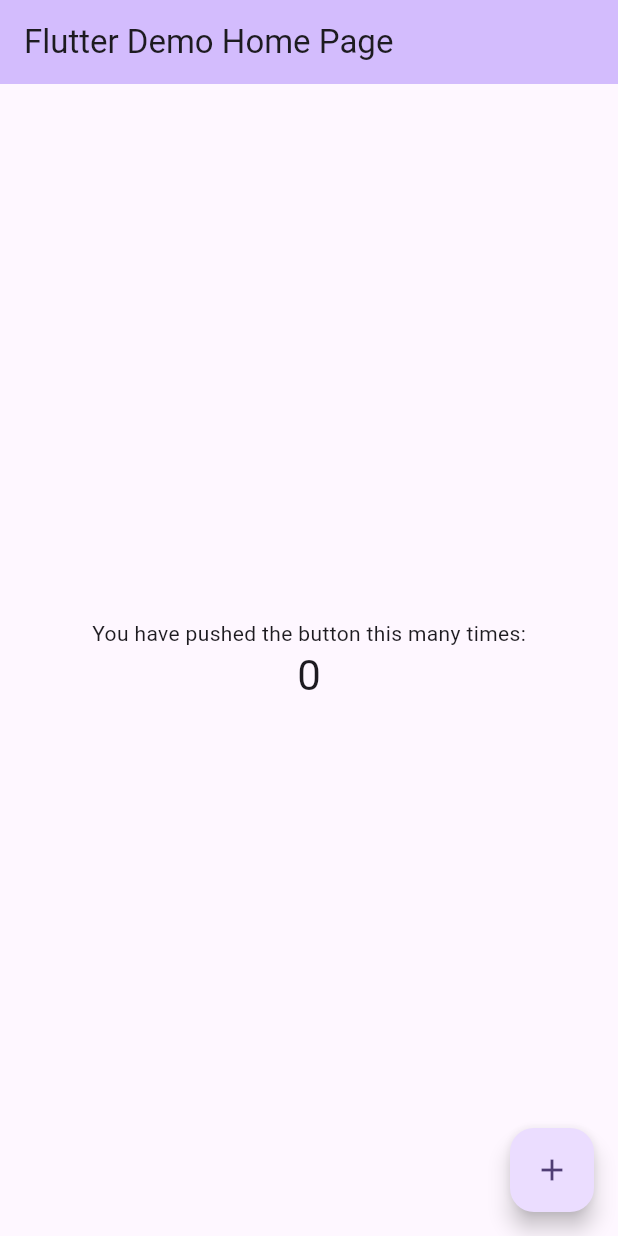
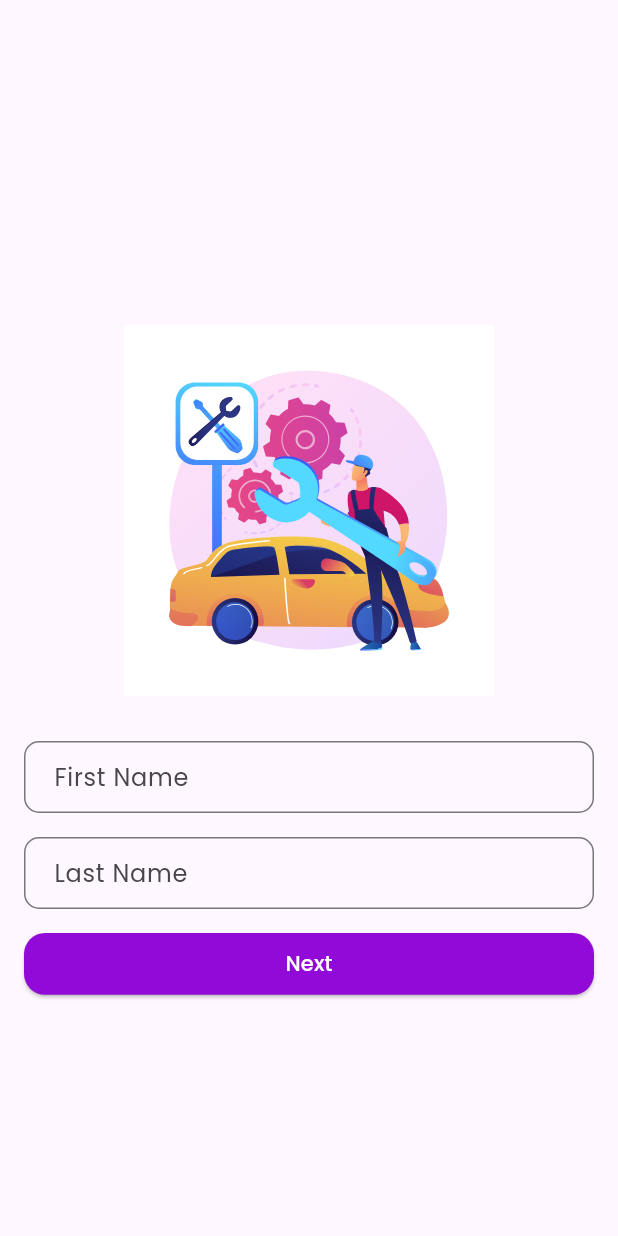
Before and after one commit to prachi-git99/octalogic_assignment, a Flutter app: the screen it shows after launch, on a phone screen of 412 x 824 dp. Run offline on Flutter 3.47's test engine with Material 3 defaults, Android fonts, the phone set to English and light mode, and no system bars; our stand-ins replace flutter_svg.

Commit message:
initail homescreen and splash screen ui done

```diff
--- /dev/null
+++ b/lib/consts/api.dart
@@ -0,0 +1,3 @@
+// const baseUrl = "http://127.0.0.1:8000/api";
+//
+// const sendOtp = "/send-otp";
--- /dev/null
+++ b/lib/consts/colors.dart
@@ -0,0 +1,6 @@
+import 'package:flutter/material.dart';
+
+const Color shadow = Color.fromRGBO(0, 0, 0, 0.07058823529411765);
+const Color white = Colors.white;
+const Color black = Colors.black;
+const Color primaryColor = Color.fromRGBO(146, 10, 215, 1.0);
--- /dev/null
+++ b/lib/consts/consts.dart
@@ -0,0 +1,6 @@
+export 'package:flutter/material.dart';
+
+export './colors.dart';
+export './images.dart';
+export './strings.dart';
+export './styles.dart';
--- /dev/null
+++ b/lib/consts/images.dart
@@ -0,0 +1,2 @@
+//logo img
+const logoImg = "sp_img.svg";
--- /dev/null
+++ b/lib/consts/strings.dart
@@ -0,0 +1 @@
+const appname = "Vehicle";
--- /dev/null
+++ b/lib/consts/styles.dart
@@ -0,0 +1,26 @@
+import 'dart:ui';
+
+import 'package:flutter/material.dart';
+
+const fontFamily = "Poppins";
+
+const smallBorderRadius = 10.0;
+const mediumBorderRadius = 40.0;
+const largeBorderRadius = 90.0;
+const cardBorderRadius = 14.0;
+
+const marginSmall = 8.0;
+const marginMedium = 30.0;
+
+const commonPadding = 16.0;
+
+const extraSmallFontSize = 16.0;
+const smallFontSize = 18.0;
+const mediumFontSize = 22.0;
+const boldMediumFontSize = 30.0;
+const largeFontSize = 40.0;
+
+const extraSmallFontWeight = FontWeight.w300;
+const smallFontWeight = FontWeight.w400;
+const mediumFontWeight = FontWeight.w500;
+const extraMediumFontWeight = FontWeight.w600;
--- a/lib/main.dart
+++ b/lib/main.dart
@@ -1,4 +1,5 @@
-import 'package:flutter/material.dart';
+import 'package:vehical/consts/consts.dart';
+import 'package:vehical/screens/splash_screen.dart';
 
 void main() {
   runApp(const MyApp());
@@ -11,115 +12,13 @@
   @override
   Widget build(BuildContext context) {
     return MaterialApp(
-      title: 'Flutter Demo',
+      debugShowCheckedModeBanner: false,
+      title: 'My Vehicle',
       theme: ThemeData(
-        // This is the theme of your application.
-        //
-        // TRY THIS: Try running your application with "flutter run". You'll see
-        // the application has a purple toolbar. Then, without quitting the app,
-        // try changing the seedColor in the colorScheme below to Colors.green
-        // and then invoke "hot reload" (save your changes or press the "hot
-        // reload" button in a Flutter-supported IDE, or press "r" if you used
-        // the command line to start the app).
-        //
-        // Notice that the counter didn't reset back to zero; the application
-        // state is not lost during the reload. To reset the state, use hot
-        // restart instead.
-        //
-        // This works for code too, not just values: Most code changes can be
-        // tested with just a hot reload.
-        colorScheme: ColorScheme.fromSeed(seedColor: Colors.deepPurple),
-        useMaterial3: true,
-      ),
-      home: const MyHomePage(title: 'Flutter Demo Home Page'),
+          colorScheme: ColorScheme.fromSeed(seedColor: Colors.deepPurple),
+          useMaterial3: true,
+          fontFamily: fontFamily),
+      home: SplashScreen(),
     );
   }
 }
-
-class MyHomePage extends StatefulWidget {
-  const MyHomePage({super.key, required this.title});
-
-  // This widget is the home page of your application. It is stateful, meaning
-  // that it has a State object (defined below) that contains fields that affect
-  // how it looks.
-
-  // This class is the configuration for the state. It holds the values (in this
-  // case the title) provided by the parent (in this case the App widget) and
-  // used by the build method of the State. Fields in a Widget subclass are
-  // always marked "final".
-
-  final String title;
-
-  @override
-  State<MyHomePage> createState() => _MyHomePageState();
-}
-
-class _MyHomePageState extends State<MyHomePage> {
-  int _counter = 0;
-
-  void _incrementCounter() {
-    setState(() {
-      // This call to setState tells the Flutter framework that something has
-      // changed in this State, which causes it to rerun the build method below
-      // so that the display can reflect the updated values. If we changed
-      // _counter without calling setState(), then the build method would not be
-      // called again, and so nothing would appear to happen.
-      _counter++;
-    });
-  }
-
-  @override
-  Widget build(BuildContext context) {
-    // This method is rerun every time setState is called, for instance as done
-    // by the _incrementCounter method above.
-    //
-    // The Flutter framework has been optimized to make rerunning build methods
-    // fast, so that you can just rebuild anything that needs updating rather
-    // than having to individually change instances of widgets.
-    return Scaffold(
-      appBar: AppBar(
-        // TRY THIS: Try changing the color here to a specific color (to
-        // Colors.amber, perhaps?) and trigger a hot reload to see the AppBar
-        // change color while the other colors stay the same.
-        backgroundColor: Theme.of(context).colorScheme.inversePrimary,
-        // Here we take the value from the MyHomePage object that was created by
-        // the App.build method, and use it to set our appbar title.
-        title: Text(widget.title),
-      ),
-      body: Center(
-        // Center is a layout widget. It takes a single child and positions it
-        // in the middle of the parent.
-        child: Column(
-          // Column is also a layout widget. It takes a list of children and
-          // arranges them vertically. By default, it sizes itself to fit its
-          // children horizontally, and tries to be as tall as its parent.
-          //
-          // Column has various properties to control how it sizes itself and
-          // how it positions its children. Here we use mainAxisAlignment to
-          // center the children vertically; the main axis here is the vertical
-          // axis because Columns are vertical (the cross axis would be
-          // horizontal).
-          //
-          // TRY THIS: Invoke "debug painting" (choose the "Toggle Debug Paint"
-          // action in the IDE, or press "p" in the console), to see the
-          // wireframe for each widget.
-          mainAxisAlignment: MainAxisAlignment.center,
-          children: <Widget>[
-            const Text(
-              'You have pushed the button this many times:',
-            ),
-            Text(
-              '$_counter',
-              style: Theme.of(context).textTheme.headlineMedium,
-            ),
-          ],
-        ),
-      ),
-      floatingActionButton: FloatingActionButton(
-        onPressed: _incrementCounter,
-        tooltip: 'Increment',
-        child: const Icon(Icons.add),
-      ), // This trailing comma makes auto-formatting nicer for build methods.
-    );
-  }
-}
--- /dev/null
+++ b/lib/screens/home_screen.dart
@@ -0,0 +1,65 @@
+import 'package:vehical/consts/consts.dart';
+import 'package:vehical/screens/wheel_number_screen.dart';
+import 'package:vehical/widget/custom_bg_widget.dart';
+import 'package:vehical/widget/custom_button.dart';
+import 'package:vehical/widget/custom_textfield.dart';
+
+class HomeScreen extends StatefulWidget {
+  const HomeScreen({Key? key}) : super(key: key);
+
+  @override
+  State<HomeScreen> createState() => _HomeScreenState();
+}
+
+class _HomeScreenState extends State<HomeScreen> {
+  final TextEditingController firstNameController = TextEditingController();
+  final TextEditingController lastNameController = TextEditingController();
+  final _formKey = GlobalKey<FormState>();
+  @override
+  Widget build(BuildContext context) {
+    return CustomBgWidget(
+      child: Form(
+        key: _formKey,
+        child: Column(
+          children: [
+            CustomTextField(
+              controller: firstNameController,
+              label: "First Name",
+              hintText: "Please enter your First name",
+              validator: (value) {
+                if (value == null || value.isEmpty) {
+                  return 'Please enter your first name';
+                }
+                return null;
+              },
+            ),
+            const SizedBox(height: commonPadding),
+            CustomTextField(
+              controller: lastNameController,
+              label: "Last Name",
+              hintText: "Please enter your last name",
+              validator: (value) {
+                if (value == null || value.isEmpty) {
+                  return 'Please enter your last name';
+                }
+                return null;
+              },
+            ),
+            const SizedBox(height: commonPadding),
+            CustomButton(
+                text: "Next",
+                onPressed: () {
+                  if (_formKey.currentState?.validate() ?? false) {
+                    Navigator.push(
+                      context,
+                      MaterialPageRoute(
+                          builder: (context) => const NumberOfWheelsScreen()),
+                    );
+                  }
+                })
+          ],
+        ),
+      ),
+    );
+  }
+}
--- /dev/null
+++ b/lib/widget/custom_bg_widget.dart
@@ -0,0 +1,29 @@
+import 'package:flutter_svg/svg.dart';
+import 'package:vehical/consts/consts.dart';
+
+class CustomBgWidget extends StatelessWidget {
+  final Widget child;
+  const CustomBgWidget({Key? key, required this.child}) : super(key: key);
+
+  @override
+  Widget build(BuildContext context) {
+    var size = MediaQuery.of(context).size;
+    return Scaffold(
+      appBar: AppBar(),
+      body: Padding(
+        padding: const EdgeInsets.all(commonPadding),
+        child: Column(
+          mainAxisAlignment: MainAxisAlignment.center,
+          children: [
+            SvgPicture.asset(
+              "assets/images/$logoImg", // Path to your SVG file
+              height: size.height * 0.3,
+            ),
+            const SizedBox(height: marginMedium),
+            child
+          ],
+        ),
+      ),
+    );
+  }
+}
--- /dev/null
+++ b/lib/widget/custom_button.dart
@@ -0,0 +1,28 @@
+import 'package:vehical/consts/consts.dart';
+
+class CustomButton extends StatelessWidget {
+  final String text;
+  final VoidCallback onPressed;
+  const CustomButton({Key? key, required this.text, required this.onPressed})
+      : super(key: key);
+
+  @override
+  Widget build(BuildContext context) {
+    var size = MediaQuery.of(context).size;
+
+    return SizedBox(
+      height: size.height * 0.05,
+      width: double.infinity,
+      child: ElevatedButton(
+          style: ElevatedButton.styleFrom(
+              primary: primaryColor,
+              shape: RoundedRectangleBorder(
+                  borderRadius: BorderRadius.circular(cardBorderRadius))),
+          onPressed: onPressed,
+          child: Text(
+            text,
+            style: TextStyle(color: white),
+          )),
+    );
+  }
+}
--- /dev/null
+++ b/lib/widget/custom_textfield.dart
@@ -0,0 +1,35 @@
+import 'package:vehical/consts/consts.dart';
+
+class CustomTextField extends StatelessWidget {
+  final TextEditingController controller;
+  final String label;
+  final String hintText;
+  final String? Function(String?)? validator;
+
+  const CustomTextField(
+      {Key? key,
+      required this.controller,
+      required this.label,
+      this.validator,
+      required this.hintText})
+      : super(key: key);
+
+  @override
+  Widget build(BuildContext context) {
+    return TextFormField(
+      controller: controller,
+      validator: validator,
+      keyboardType: TextInputType.text,
+      style: TextStyle(color: black, fontWeight: mediumFontWeight),
+      textCapitalization: TextCapitalization.none,
+      decoration: InputDecoration(
+          labelText: label,
+          hintText: hintText,
+          border: OutlineInputBorder(
+              borderSide: BorderSide(color: primaryColor, width: 2.0),
+              borderRadius: BorderRadius.circular(smallBorderRadius)),
+          contentPadding: EdgeInsets.symmetric(
+              vertical: marginSmall, horizontal: commonPadding)),
+    );
+  }
+}
```
Also changed, not shown: lib/screens/splash_screen.dart (added, +58 -0 lines), lib/screens/wheel_number_screen.dart (added, +23 -0 lines), lib/widget/custom_radio_button.dart (added, +25 -0 lines), pubspec.yaml (+14 -64 lines), assets/fonts/poppins/Poppins-Bold.ttf (added), assets/fonts/poppins/Poppins-Medium.ttf (added), assets/fonts/poppins/Poppins-Regular.ttf (added), assets/images/sp_img.svg (added), pubspec.lock.
